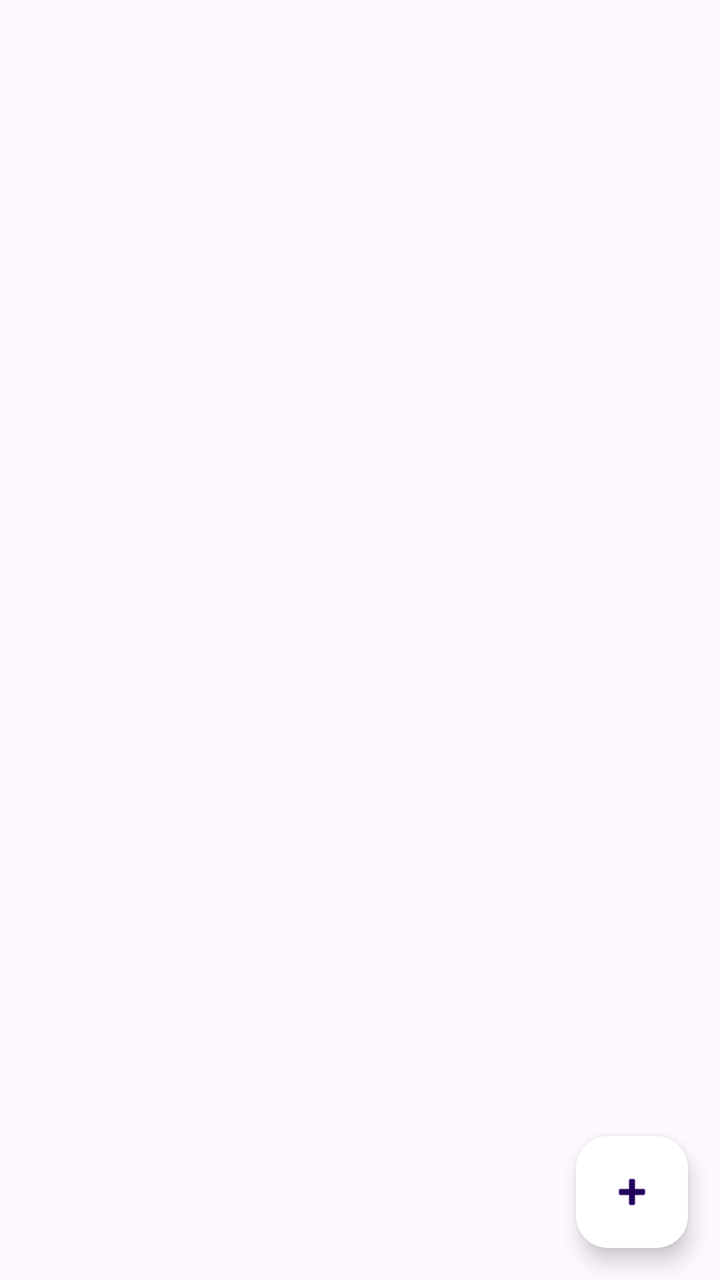
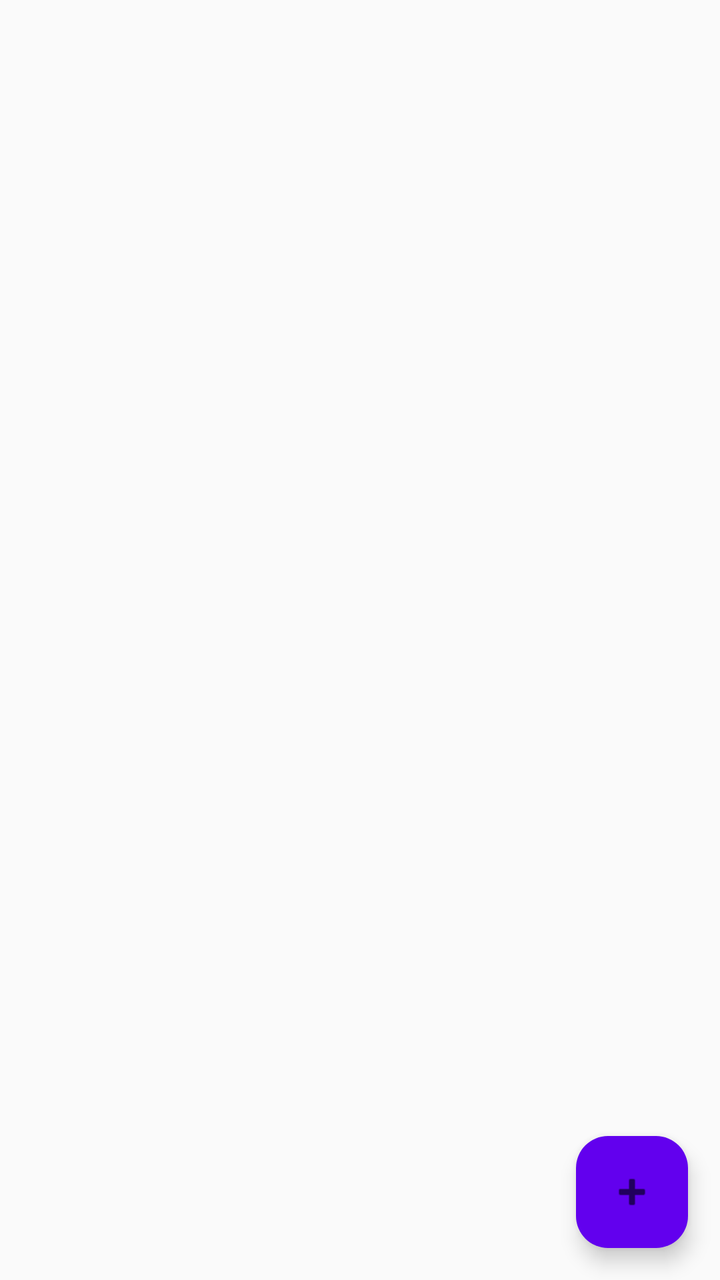

Before-and-after screenshots of an Android layout around one commit, followed by the original layout XML and the change that was made.
<!-- AndroidManifest.xml: application theme Theme.ListaDeTarefas -->
<!-- res/layout/activity_home.xml -->
<?xml version="1.0" encoding="utf-8"?>
<RelativeLayout xmlns:android="http://schemas.android.com/apk/res/android"
    xmlns:app="http://schemas.android.com/apk/res-auto"
    xmlns:tools="http://schemas.android.com/tools"
    android:layout_width="match_parent"
    android:layout_height="match_parent"
    tools:context=".HomeActivity">

    
    <androidx.recyclerview.widget.RecyclerView
        android:id="@+id/recyclerViewLists"
        android:layout_width="match_parent"
        android:layout_height="match_parent"
        android:padding="16dp"
        android:clipToPadding="false"
        android:scrollbars="vertical" />

    
    <com.google.android.material.floatingactionbutton.FloatingActionButton
        android:id="@+id/fabAddList"
        android:layout_width="wrap_content"
        android:layout_height="wrap_content"
        android:contentDescription="Adicionar nova lista"
        android:src="@android:drawable/ic_input_add"
        app:backgroundTint="@color/purple_500"
        android:layout_alignParentBottom="true"
        android:layout_alignParentEnd="true"
        android:layout_margin="16dp" />

</RelativeLayout>
<!-- resources referenced by this layout -->
<resources>
  <color name="purple_500">#ffffff</color>
  <style name="Theme.ListaDeTarefas" parent="Base.Theme.ListaDeTarefas" />
  <style name="Base.Theme.ListaDeTarefas" parent="Theme.Material3.DayNight.NoActionBar">
          
          
      </style>
</resources>

<!-- the commit's change to res/layout/activity_home.xml (unified diff, before → after) -->
@@ -4,6 +4,7 @@
     xmlns:tools="http://schemas.android.com/tools"
     android:layout_width="match_parent"
     android:layout_height="match_parent"
+    android:background="#FAFAFA"
     tools:context=".HomeActivity">
 
     
@@ -22,9 +23,19 @@
         android:layout_height="wrap_content"
         android:contentDescription="Adicionar nova lista"
         android:src="@android:drawable/ic_input_add"
-        app:backgroundTint="@color/purple_500"
+        app:backgroundTint="#6200EE"
         android:layout_alignParentBottom="true"
         android:layout_alignParentEnd="true"
         android:layout_margin="16dp" />
 
+    
+    <TextView
+        android:id="@+id/emptyView"
+        android:layout_width="match_parent"
+        android:layout_height="wrap_content"
+        android:gravity="center"
+        android:text="Nenhuma lista criada"
+        android:visibility="gone"
+        android:textSize="16sp"
+        android:textColor="#757575"/>
 </RelativeLayout>
<!-- resource entries referenced after the edit -->
@@ -1,6 +1,5 @@
 <!-- resources referenced by this layout -->
 <resources>
-  <color name="purple_500">#ffffff</color>
   <style name="Theme.ListaDeTarefas" parent="Base.Theme.ListaDeTarefas" />
   <style name="Base.Theme.ListaDeTarefas" parent="Theme.Material3.DayNight.NoActionBar">
           
